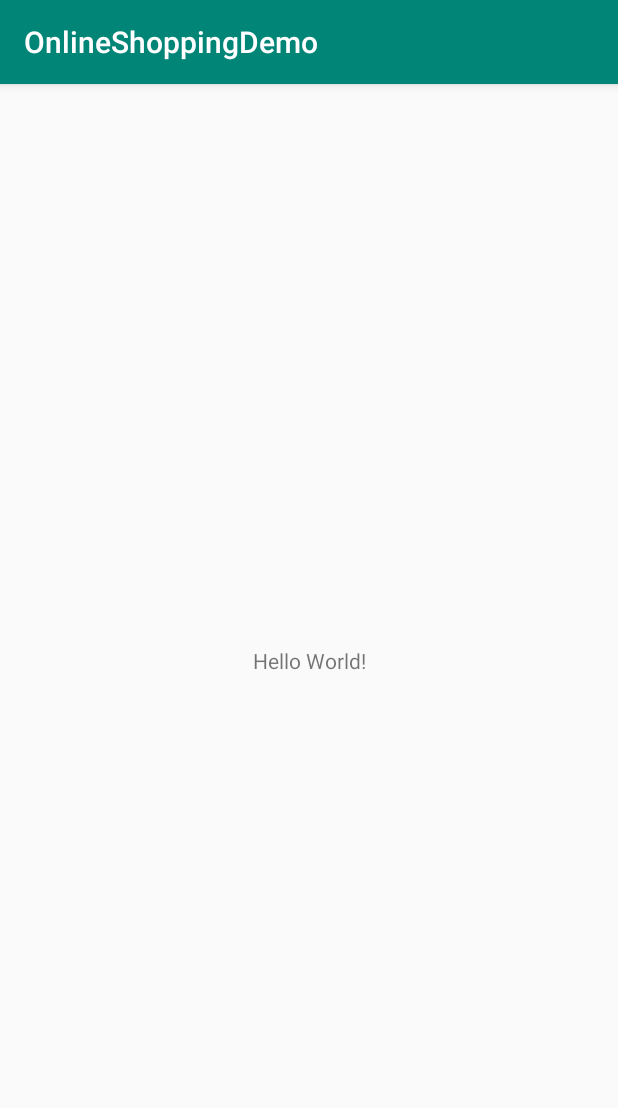
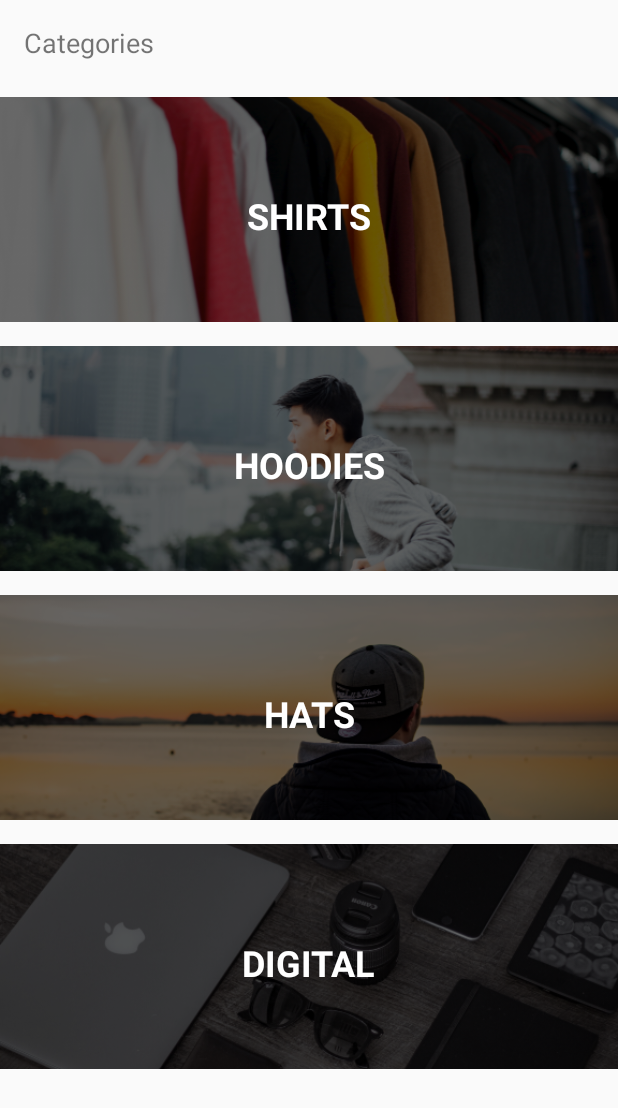
Before and after one commit to leonsoh/OnlineShoppingDemo, an Android app: the screen it shows after launch (MainActivity), on a phone screen of 412 x 824 dp. Shown: the top 1108 px of the screen. Run offline under Robolectric (Android 15) with nearby library versions, the phone set to English and light mode, and no system bars.

Commit message:
Add custom adapter for displaying list of category

```diff
--- a/app/src/main/AndroidManifest.xml
+++ b/app/src/main/AndroidManifest.xml
@@ -9,7 +9,7 @@
             android:roundIcon="@mipmap/ic_launcher_round"
             android:supportsRtl="true"
             android:theme="@style/AppTheme">
-        <activity android:name=".Controller.MainActivity">
+        <activity android:name=".controller.MainActivity">
             <intent-filter>
                 <action android:name="android.intent.action.MAIN"/>
 
--- a/app/src/main/java/com/example/onlineshoppingdemo/Controller/MainActivity.kt
+++ /dev/null
@@ -1,13 +0,0 @@
-package com.example.onlineshoppingdemo.Controller
-
-import android.support.v7.app.AppCompatActivity
-import android.os.Bundle
-import com.example.onlineshoppingdemo.R
-
-class MainActivity : AppCompatActivity() {
-
-    override fun onCreate(savedInstanceState: Bundle?) {
-        super.onCreate(savedInstanceState)
-        setContentView(R.layout.activity_main)
-    }
-}
--- a/app/src/main/java/com/example/onlineshoppingdemo/Model/Category.kt
+++ /dev/null
@@ -1,3 +0,0 @@
-package com.example.onlineshoppingdemo.Model
-
-class Category(val title: String, val image: String )
--- /dev/null
+++ b/app/src/main/java/com/example/onlineshoppingdemo/adapters/CategoryAdapter.kt
@@ -0,0 +1,47 @@
+package com.example.onlineshoppingdemo.adapters
+
+import android.content.Context
+import android.view.LayoutInflater
+import android.view.View
+import android.view.ViewGroup
+import android.widget.BaseAdapter
+import android.widget.ImageView
+import android.widget.TextView
+import com.example.onlineshoppingdemo.R
+import com.example.onlineshoppingdemo.model.Category
+
+class CategoryAdapter(context: Context, categories: List<Category>): BaseAdapter() {
+
+    val context = context
+    val categories = categories
+
+
+    override fun getView(position: Int, convertView: View?, parent: ViewGroup?): View {
+        val categoryView: View
+
+        categoryView = LayoutInflater.from(context).inflate(R.layout.category_list_item, null)
+        val categoryImage: ImageView = categoryView.findViewById(R.id.categoryImage)
+        val categoryName: TextView = categoryView.findViewById(R.id.categoryName)
+
+        val category = categories[position]
+        val resourceId = context.resources.getIdentifier(category.image, "drawable", context.packageName)
+        categoryImage.setImageResource(resourceId)
+        println(resourceId)
+        categoryName.text = category.title
+
+        return categoryView
+    }
+
+    override fun getItem(position: Int): Any {
+        return categories[position]
+    }
+
+    override fun getItemId(position: Int): Long {
+        return 0
+    }
+
+    override fun getCount(): Int {
+        return categories.count()
+    }
+
+}
--- /dev/null
+++ b/app/src/main/java/com/example/onlineshoppingdemo/controller/MainActivity.kt
@@ -0,0 +1,26 @@
+package com.example.onlineshoppingdemo.controller
+
+import android.support.v7.app.AppCompatActivity
+import android.os.Bundle
+import android.widget.ArrayAdapter
+import com.example.onlineshoppingdemo.R
+import com.example.onlineshoppingdemo.adapters.CategoryAdapter
+import com.example.onlineshoppingdemo.model.Category
+import com.example.onlineshoppingdemo.services.DataService
+import kotlinx.android.synthetic.main.activity_main.*
+import java.util.*
+
+class MainActivity : AppCompatActivity() {
+
+    lateinit var adapter: CategoryAdapter
+
+    override fun onCreate(savedInstanceState: Bundle?) {
+        super.onCreate(savedInstanceState)
+        setContentView(R.layout.activity_main)
+
+
+        adapter = CategoryAdapter(this, DataService.categories)
+
+        categoryListView.adapter = adapter
+    }
+}
--- /dev/null
+++ b/app/src/main/java/com/example/onlineshoppingdemo/model/Category.kt
@@ -0,0 +1,7 @@
+package com.example.onlineshoppingdemo.model
+
+class Category(val title: String, val image: String ) {
+    override fun toString(): String {
+        return title
+    }
+}
--- a/app/src/main/java/com/example/onlineshoppingdemo/Model/Product.kt
+++ b/app/src/main/java/com/example/onlineshoppingdemo/model/Product.kt
@@ -1,3 +1,3 @@
-package com.example.onlineshoppingdemo.Model
+package com.example.onlineshoppingdemo.model
 
 class Product(val title: String, val price: String, val image: String)
--- a/app/src/main/java/com/example/onlineshoppingdemo/Services/DataService.kt
+++ b/app/src/main/java/com/example/onlineshoppingdemo/services/DataService.kt
@@ -1,13 +1,14 @@
-package com.example.onlineshoppingdemo.Services
+package com.example.onlineshoppingdemo.services
 
-import com.example.onlineshoppingdemo.Model.Category
-import com.example.onlineshoppingdemo.Model.Product
+import com.example.onlineshoppingdemo.model.Category
+import com.example.onlineshoppingdemo.model.Product
 
 object DataService {
     val categories = listOf(
         Category("SHIRTS", "shirtimage"),
         Category("HOODIES", "hoodieimage"),
-        Category("HATS", "digitalgoodsimage")
+        Category("HATS", "hatimage"),
+        Category("DIGITAL", "digitalgoodsimage")
 
     )
 
@@ -20,8 +21,8 @@ object DataService {
 
     val hoodies = listOf(
         Product("Devslopes Hoodie Grey", "$30", "hoodie01"),
-        Product("Devslopes Hoodie Red", "$30", "hoodie02"),
-        Product("Devslopes Hoodie Gray", "$30", "hoodie03"),
+        Product("Devslopes Hoodie Red", "$20", "hoodie02"),
+        Product("Devslopes Hoodie Gray", "$40", "hoodie03"),
         Product("Devslopes Hoodie Black", "$30", "hoodie04")
     )
 
--- a/app/src/main/res/layout/activity_main.xml
+++ b/app/src/main/res/layout/activity_main.xml
@@ -5,15 +5,28 @@
         xmlns:app="http://schemas.android.com/apk/res-auto"
         android:layout_width="match_parent"
         android:layout_height="match_parent"
-        tools:context=".Controller.MainActivity">
+        tools:context=".controller.MainActivity">
 
     <TextView
+            android:id="@+id/textView"
             android:layout_width="wrap_content"
             android:layout_height="wrap_content"
-            android:text="Hello World!"
+            android:text="Categories"
+            android:textSize="18dp"
+            app:layout_constraintTop_toTopOf="parent"
+            app:layout_constraintStart_toStartOf="parent"
+            android:layout_marginStart="16dp"
+            android:layout_marginTop="16dp"
+    />
+    <ListView
+            android:id="@+id/categoryListView"
+            android:layout_width="0dp"
+            android:layout_height="0dp"
+            android:divider="@null"
+            app:layout_constraintEnd_toEndOf="parent"
+            app:layout_constraintStart_toStartOf="parent"
             app:layout_constraintBottom_toBottomOf="parent"
-            app:layout_constraintLeft_toLeftOf="parent"
-            app:layout_constraintRight_toRightOf="parent"
-            app:layout_constraintTop_toTopOf="parent"/>
+            app:layout_constraintTop_toBottomOf="@+id/textView"
+            android:layout_marginTop="16dp"/>
 
 </android.support.constraint.ConstraintLayout>
--- /dev/null
+++ b/app/src/main/res/layout/category_list_item.xml
@@ -0,0 +1,38 @@
+<?xml version="1.0" encoding="utf-8"?>
+<android.support.constraint.ConstraintLayout
+        xmlns:android="http://schemas.android.com/apk/res/android"
+        xmlns:app="http://schemas.android.com/apk/res-auto"
+        xmlns:tools="http://schemas.android.com/tools"
+        android:layout_width="match_parent"
+        android:layout_height="150dp">
+
+    <ImageView
+            android:id="@+id/categoryImage"
+            android:layout_width="0dp"
+            android:layout_height="150dp"
+            tools:srcCompat="@drawable/hatimage"
+            app:layout_constraintTop_toTopOf="parent"
+            app:layout_constraintStart_toStartOf="parent"
+            app:layout_constraintEnd_toEndOf="parent"
+            app:layout_constraintBottom_toBottomOf="parent"
+            android:scaleType="centerCrop" android:layout_marginTop="8dp"
+            android:layout_marginBottom="8dp"/>
+
+
+    <TextView
+            android:id="@+id/categoryName"
+            android:layout_width="wrap_content"
+            android:layout_height="wrap_content"
+            android:textSize="24dp"
+            android:textStyle="bold"
+            android:textColor="@android:color/white"
+            tools:text="HATS"
+            android:layout_marginTop="8dp"
+            android:layout_marginStart="8dp"
+            android:layout_marginBottom="8dp"
+            app:layout_constraintTop_toTopOf="@+id/categoryImage"
+            app:layout_constraintStart_toStartOf="parent"
+            android:layout_marginEnd="8dp"
+            app:layout_constraintBottom_toBottomOf="parent"
+            app:layout_constraintEnd_toEndOf="@+id/categoryImage"/>
+</android.support.constraint.ConstraintLayout>
--- a/app/src/main/res/values/styles.xml
+++ b/app/src/main/res/values/styles.xml
@@ -1,7 +1,7 @@
 <resources>
 
     <!-- Base application theme. -->
-    <style name="AppTheme" parent="Theme.AppCompat.Light.DarkActionBar">
+    <style name="AppTheme" parent="Theme.AppCompat.Light.NoActionBar">
         <!-- Customize your theme here. -->
         <item name="colorPrimary">@color/colorPrimary</item>
         <item name="colorPrimaryDark">@color/colorPrimaryDark</item>
```
